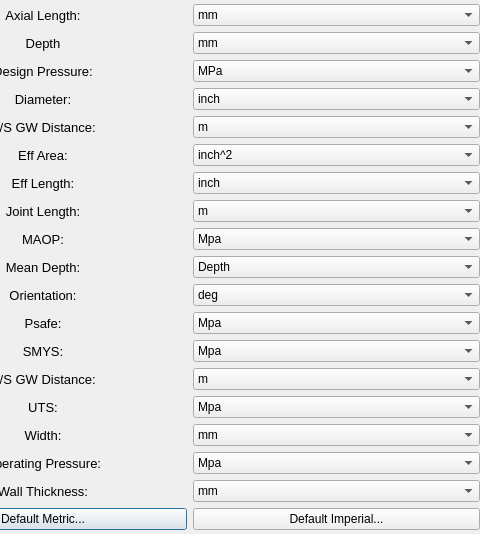
Above: main_window/ui/metrics.ui from Anubhavkumar31/client_software_vdt before the change; both pictures show x 100 to 580 and y 141 to 675 of the 580 by 900 pixel window. Below: the same form after it.
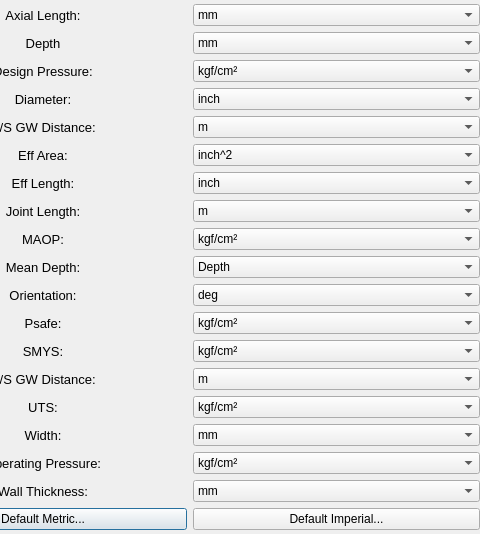
That is the form after the change.

```diff
--- a/main_window/ui/metrics.ui
+++ b/main_window/ui/metrics.ui
@@ -431,7 +431,7 @@
          <widget class="QComboBox" name="comboBox_15">
           <item>
            <property name="text">
-            <string>MPa</string>
+            <string>kgf/cm²</string>
            </property>
           </item>
           <item>
@@ -540,7 +540,7 @@
          <widget class="QComboBox" name="comboBox_13">
           <item>
            <property name="text">
-            <string>Mpa</string>
+            <string>kgf/cm²</string>
            </property>
           </item>
           <item>
@@ -582,7 +582,7 @@
          <widget class="QComboBox" name="comboBox_8">
           <item>
            <property name="text">
-            <string>Mpa</string>
+            <string>kgf/cm²</string>
            </property>
           </item>
           <item>
@@ -596,7 +596,7 @@
          <widget class="QComboBox" name="comboBox_7">
           <item>
            <property name="text">
-            <string>Mpa </string>
+            <string>kgf/cm² </string>
            </property>
           </item>
           <item>
@@ -634,7 +634,7 @@
          <widget class="QComboBox" name="comboBox_5">
           <item>
            <property name="text">
-            <string>Mpa </string>
+            <string>kgf/cm² </string>
            </property>
           </item>
           <item>
@@ -672,7 +672,7 @@
          <widget class="QComboBox" name="comboBox_3">
           <item>
            <property name="text">
-            <string>Mpa </string>
+            <string>kgf/cm² </string>
            </property>
           </item>
           <item>
```
